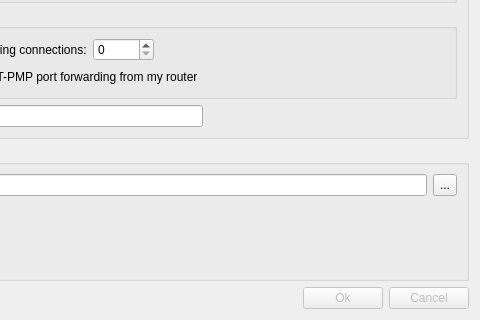
Old version of the form src/preferences/preferences_widget.ui in the repository a-pavlov/qDonkey; both pictures show x 139 to 619 and y 194 to 514 of the 619 by 514 pixel window.
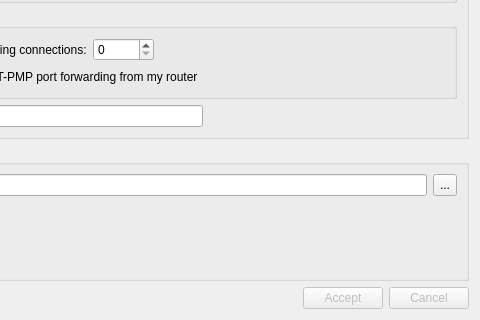
New version of the form.

```diff
--- a/src/preferences/preferences_widget.ui
+++ b/src/preferences/preferences_widget.ui
@@ -258,7 +258,7 @@
         <bool>false</bool>
        </property>
        <property name="text">
-        <string>Ok</string>
+        <string>Accept</string>
        </property>
       </widget>
      </item>
```
